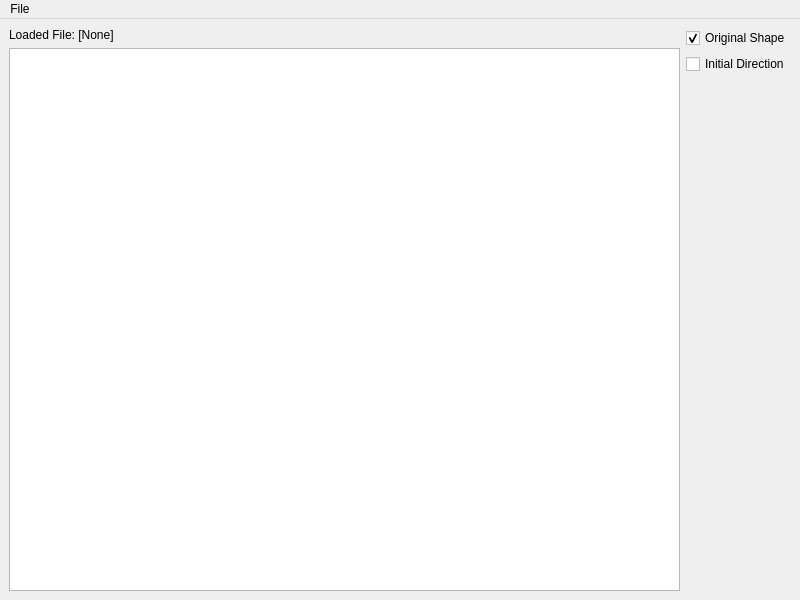
This is src/ads/ccpp/desktop-tool/ui/mainwindow.ui in Ipiano/coverage-planning as Qt 5 draws it before an edit. The edited form follows.
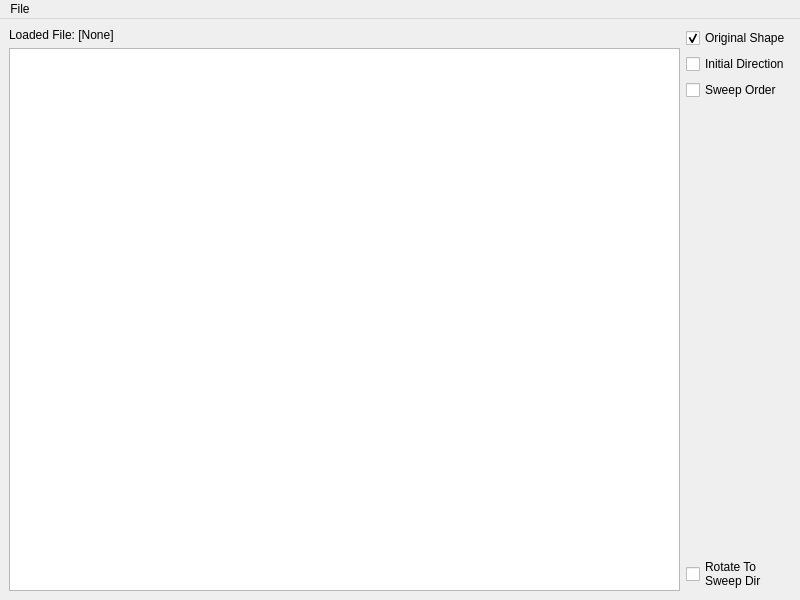
This is the edited form.

Commit message: Add DCEL construction and code to sort edges relative to sweep dir

The edit to the form file:
```diff
--- a/src/ads/ccpp/desktop-tool/ui/mainwindow.ui
+++ b/src/ads/ccpp/desktop-tool/ui/mainwindow.ui
@@ -48,6 +48,13 @@
         </property>
        </widget>
       </item>
+      <item>
+       <widget class="QCheckBox" name="checkBox_sweepOrder">
+        <property name="text">
+         <string>Sweep Order</string>
+        </property>
+       </widget>
+      </item>
       <item>
        <spacer name="verticalSpacer">
         <property name="orientation">
@@ -61,6 +68,14 @@
         </property>
        </spacer>
       </item>
+      <item>
+       <widget class="QCheckBox" name="checkBox_rotate">
+        <property name="text">
+         <string>Rotate To
+Sweep Dir</string>
+        </property>
+       </widget>
+      </item>
      </layout>
     </item>
    </layout>
```
The commit also changes 9 other files.
